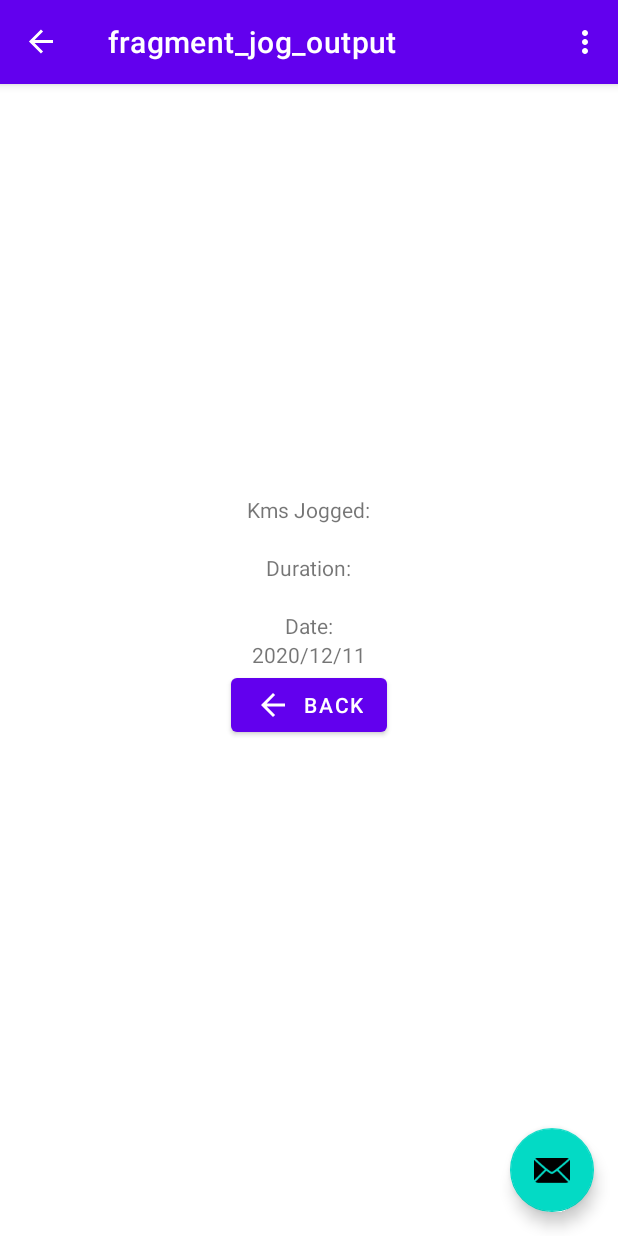
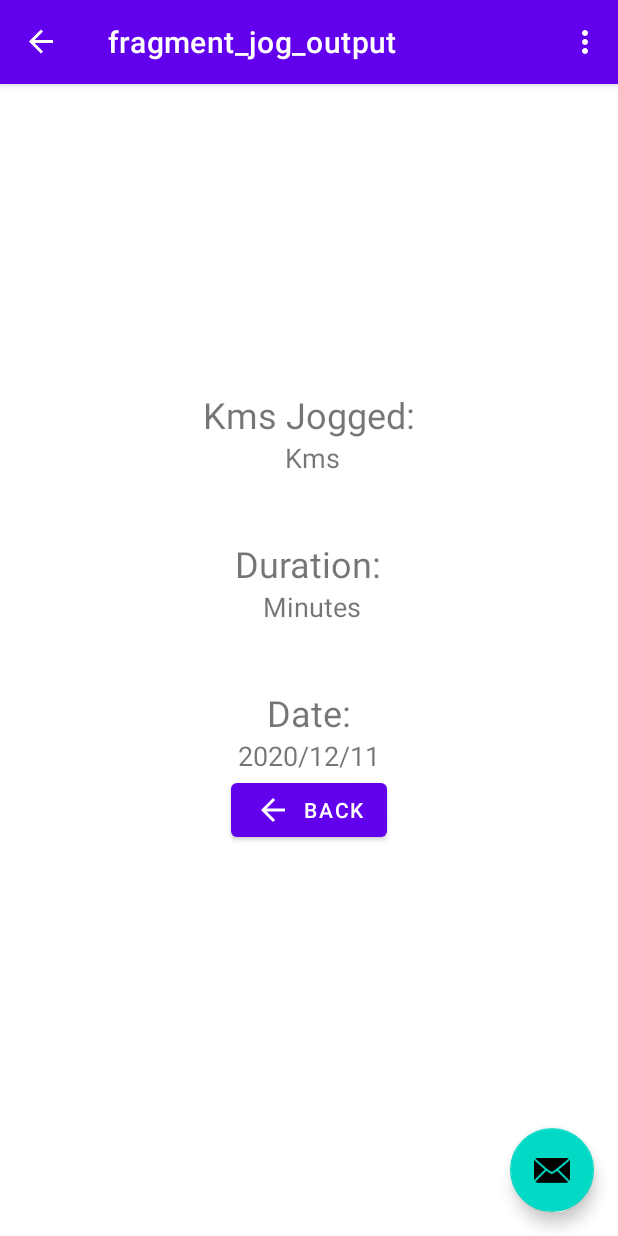
Before and after one commit to wrimicha/WorkoutPal, an Android app: the JogInputFragment screen opened through its navigation route, after a tap on "SAVE", on a phone screen of 412 x 824 dp. Run offline under Robolectric (Android 15) with nearby library versions, the phone set to English and light mode, and no system bars; our stand-ins replace Room's generated code, data binding, navigation-ui.

Commit message:
Made changes to JogOutputFragment UI

```diff
--- a/app/src/main/res/layout/fragment_jog_output.xml
+++ b/app/src/main/res/layout/fragment_jog_output.xml
@@ -19,37 +19,57 @@
             android:id="@+id/textView10"
             android:layout_width="wrap_content"
             android:layout_height="wrap_content"
-            android:text="Kms Jogged:" />
+            android:text="Kms Jogged:"
+            android:textSize="24sp" />
 
         <TextView
             android:id="@+id/textView2"
             android:layout_width="wrap_content"
             android:layout_height="wrap_content"
-            android:text="@{viewModel.jogData.kms}" />
+            android:text="@{viewModel.jogData.kms+' '+@string/kms}"
+            android:textSize="18sp" />
+
+        <View
+            android:id="@+id/divider3"
+            android:layout_width="match_parent"
+            android:layout_height="42dp"
+            android:background="?android:attr/listDivider"
+            android:backgroundTint="#FFFFFF" />
 
         <TextView
             android:id="@+id/textView9"
             android:layout_width="wrap_content"
             android:layout_height="wrap_content"
-            android:text="Duration:" />
+            android:text="Duration:"
+            android:textSize="24sp" />
 
         <TextView
             android:id="@+id/textView11"
             android:layout_width="wrap_content"
             android:layout_height="wrap_content"
-            android:text="@{viewModel.jogData.duration}" />
+            android:text="@{viewModel.jogData.duration+' '+@string/mins}"
+            android:textSize="18sp" />
+
+        <View
+            android:id="@+id/divider4"
+            android:layout_width="match_parent"
+            android:layout_height="42dp"
+            android:background="?android:attr/listDivider"
+            android:backgroundTint="#FFFFFF" />
 
         <TextView
             android:id="@+id/textView6"
             android:layout_width="wrap_content"
             android:layout_height="wrap_content"
-            android:text="Date:" />
+            android:text="Date:"
+            android:textSize="24sp" />
 
         <TextView
             android:id="@+id/textView7"
             android:layout_width="wrap_content"
             android:layout_height="wrap_content"
-            android:text="@{Integer.toString(viewModel.jogData.year) +'/'+ Integer.toString(viewModel.jogData.month) +'/'+ Integer.toString(viewModel.jogData.day)}" />
+            android:text="@{Integer.toString(viewModel.jogData.year) +'/'+ Integer.toString(viewModel.jogData.month) +'/'+ Integer.toString(viewModel.jogData.day)}"
+            android:textSize="18sp" />
 
         <Button
             android:id="@+id/backOut"
--- a/app/src/main/res/values/strings.xml
+++ b/app/src/main/res/values/strings.xml
@@ -23,5 +23,6 @@
     <string name="weight">Weight:</string>
     <string name="reps">Reps:</string>
     <string name="sets">Sets:</string>
-
+<string name="kms">Kms</string>
+    <string name="mins">Minutes</string>
 </resources>
```
Also changed, not shown: app/src/main/res/layout/fragment_jog_input.xml (+6 -15 lines).
